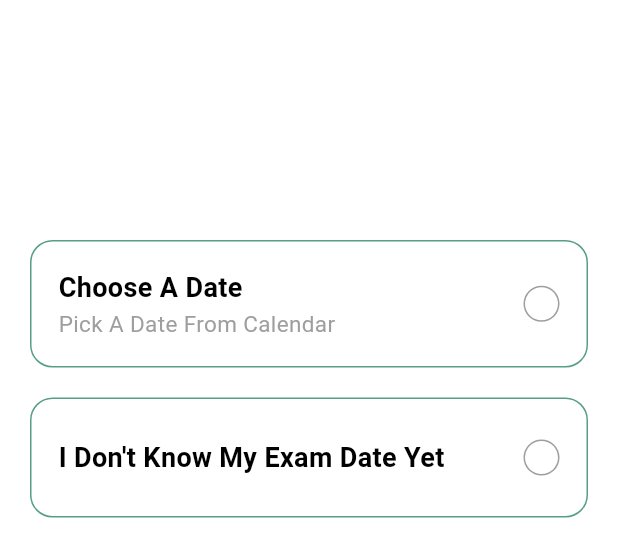
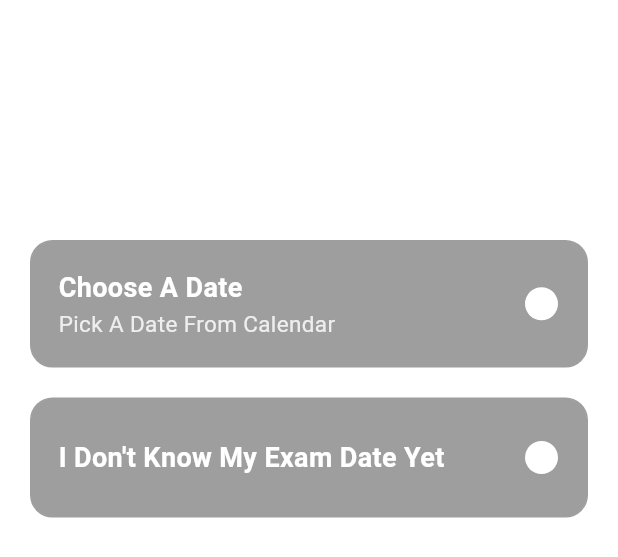
Before and after one commit to abc-elearning-app/abc_flutter_components, a Flutter app: the DateOptionPage widget shown alone on an empty page, opened directly with empty values, on a phone screen of 412 x 824 dp. Shown: the top 557 px of the screen. Run offline on Flutter 3.47's test engine with Material 3 defaults, Android fonts, the phone set to English and light mode, and no system bars; drawn by our look-alikes of oktoast; our stand-ins replace figma_squircle, flutter_svg, fluttertoast, pinput.

Commit message:
finish_exam_date

```diff
--- a/lib/src/widgets/exam_time_setup/date_option_page.dart
+++ b/lib/src/widgets/exam_time_setup/pages/date_option_page.dart
@@ -3,13 +3,21 @@ import 'package:flutter/material.dart';
 class DateOptionPage extends StatefulWidget {
   final String title;
   final Widget image;
+  final Color appBarColor;
+  final Color mainColor;
+  final Color optionBoxFillColor;
+
   final PageController pageController;
 
-  const DateOptionPage(
-      {super.key,
-      required this.title,
-      required this.image,
-      required this.pageController});
+  const DateOptionPage({
+    super.key,
+    required this.title,
+    required this.image,
+    required this.pageController,
+    required this.appBarColor,
+    required this.mainColor,
+    required this.optionBoxFillColor,
+  });
 
   @override
   State<DateOptionPage> createState() => _DateOptionPageState();
@@ -35,8 +43,10 @@ class _DateOptionPageState extends State<DateOptionPage> {
               padding: const EdgeInsets.symmetric(vertical: 20),
               child: Text(
                 widget.title,
-                style:
-                    const TextStyle(fontSize: 28, fontWeight: FontWeight.bold),
+                style: TextStyle(
+                    fontSize: 28,
+                    fontWeight: FontWeight.bold,
+                    color: widget.appBarColor),
               ),
             ),
             Padding(
@@ -56,18 +66,22 @@ class _DateOptionPageState extends State<DateOptionPage> {
                                 Text(
                                   'Choose A Date',
                                   style: TextStyle(
-                                      color: value == 0
-                                          ? Colors.white
-                                          : Colors.black,
+                                      color: _isColorLight(value == 0
+                                              ? widget.mainColor
+                                              : widget.optionBoxFillColor)
+                                          ? Colors.black
+                                          : Colors.white,
                                       fontWeight: FontWeight.w600,
                                       fontSize: 18),
                                 ),
                                 Text('Pick A Date From Calendar',
                                     style: TextStyle(
                                         fontSize: 15,
-                                        color: value == 0
-                                            ? Colors.grey.shade300
-                                            : Colors.grey)),
+                                        color: _isColorLight(value == 0
+                                            ? widget.mainColor
+                                            : widget.optionBoxFillColor)
+                                            ? Colors.grey.shade700
+                                            : Colors.grey.shade200)),
                               ],
                             )),
                         const SizedBox(height: 20),
@@ -79,9 +93,11 @@ class _DateOptionPageState extends State<DateOptionPage> {
                               child: Text(
                                 "I Don't Know My Exam Date Yet",
                                 style: TextStyle(
-                                    color: value == 1
-                                        ? Colors.white
-                                        : Colors.black,
+                                    color: _isColorLight(value == 1
+                                        ? widget.mainColor
+                                        : widget.optionBoxFillColor)
+                                        ? Colors.black
+                                        : Colors.white,
                                     fontWeight: FontWeight.w600,
                                     fontSize: 18),
                               ),
@@ -99,30 +115,15 @@ class _DateOptionPageState extends State<DateOptionPage> {
           required bool isSelected,
           required Widget child}) =>
       GestureDetector(
-        onTap: () {
-          _selectedIndex.value = index;
-
-          // Delay for smooth animation
-          Future.delayed(const Duration(milliseconds: 200), () {
-            if (_selectedIndex.value == 0) {
-              widget.pageController.nextPage(
-                  duration: const Duration(milliseconds: 200),
-                  curve: Curves.easeInOut);
-            } else {
-              widget.pageController.animateToPage(3,
-                  duration: const Duration(milliseconds: 200),
-                  curve: Curves.easeInOut);
-            }
-          });
-        },
+        onTap: () => _handleSelectOption(index),
         child: Container(
           padding: const EdgeInsets.all(18),
           decoration: BoxDecoration(
             borderRadius: BorderRadius.circular(15),
             border: isSelected
                 ? null
-                : Border.all(width: 1, color: const Color(0xFF579E89)),
-            color: isSelected ? const Color(0xFF579E89) : Colors.white,
+                : Border.all(width: 1, color: widget.mainColor),
+            color: isSelected ? widget.mainColor : widget.optionBoxFillColor,
           ),
           child: Row(
             children: [
@@ -132,12 +133,40 @@ class _DateOptionPageState extends State<DateOptionPage> {
                 backgroundColor: isSelected ? Colors.white : Colors.grey,
                 child: CircleAvatar(
                   radius: isSelected ? 5 : 11,
-                  backgroundColor:
-                      isSelected ? const Color(0xFF579E89) : Colors.white,
+                  backgroundColor: isSelected ? widget.mainColor : Colors.white,
                 ),
               )
             ],
           ),
         ),
       );
+
+  _handleSelectOption(int index) {
+    _selectedIndex.value = index;
+
+    // Delay for smooth animation
+    Future.delayed(const Duration(milliseconds: 200), () {
+      if (_selectedIndex.value == 0) {
+        widget.pageController.nextPage(
+            duration: const Duration(milliseconds: 200),
+            curve: Curves.easeInOut);
+      } else {
+        widget.pageController.animateToPage(3,
+            duration: const Duration(milliseconds: 200),
+            curve: Curves.easeInOut);
+      }
+    });
+  }
+
+  _isColorLight(Color color) {
+    // Normalize the RGB components to 0-1 range
+    final r = color.red / 255.0;
+    final g = color.green / 255.0;
+    final b = color.blue / 255.0;
+
+    // Calculate luminance using the WCAG formula
+    final luminance = 0.2126 * r + 0.7152 * g + 0.0722 * b;
+
+    return luminance > 0.8;
+  }
 }
```
Also changed, not shown: lib/src/widgets/custom_datetime_picker/custom_time_picker.dart (+22 -28 lines), lib/src/widgets/exam_time_setup/exam_date_select_pages.dart (+91 -29 lines), lib/src/widgets/exam_time_setup/pages/select_exam_date_page.dart (renamed from lib/src/widgets/exam_time_setup/select_exam_date_page.dart, +11 -8 lines), lib/src/widgets/exam_time_setup/pages/select_reminder_time_page.dart (renamed from lib/src/widgets/exam_time_setup/select_reminder_time_page.dart, +8 -5 lines), lib/src/widgets/exam_time_setup/pages/start_diagnostic_page.dart (renamed from lib/src/widgets/exam_time_setup/start_diagnostic_page.dart).
